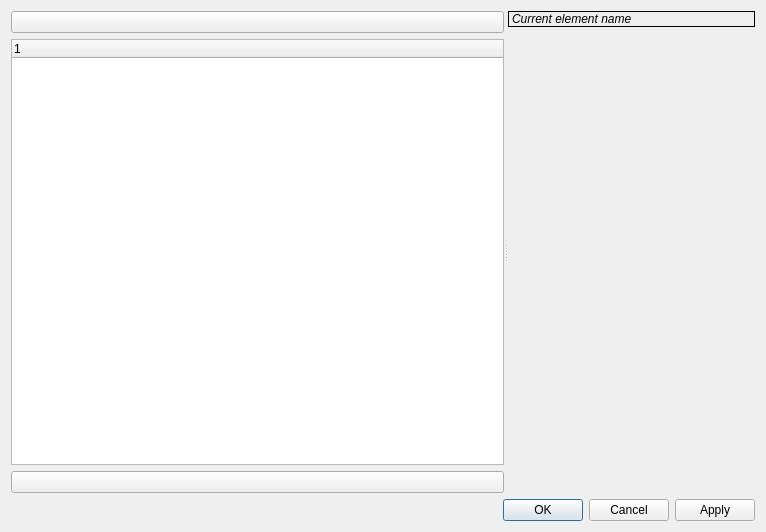
Above: src/ui/propertiesdialog.ui from canorusmusic/canorus before the change. Below: the same form after it.
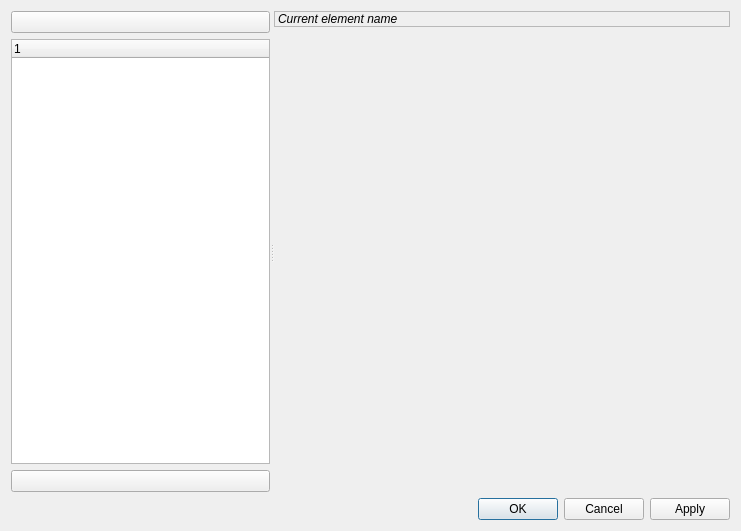
That is the form after the change. Icons and pictures are not drawn.

Commit message: Fixed properties dialog layout.

```diff
--- a/src/ui/propertiesdialog.ui
+++ b/src/ui/propertiesdialog.ui
@@ -6,20 +6,30 @@
    <rect>
     <x>0</x>
     <y>0</y>
-    <width>766</width>
-    <height>532</height>
+    <width>741</width>
+    <height>531</height>
    </rect>
   </property>
   <property name="windowTitle">
    <string>Properties</string>
   </property>
   <layout class="QGridLayout" name="gridLayout">
-   <item row="0" column="0">
+   <item row="2" column="0">
+    <widget class="QDialogButtonBox" name="uiButtonBox">
+     <property name="orientation">
+      <enum>Qt::Horizontal</enum>
+     </property>
+     <property name="standardButtons">
+      <set>QDialogButtonBox::Apply|QDialogButtonBox::Cancel|QDialogButtonBox::Ok</set>
+     </property>
+    </widget>
+   </item>
+   <item row="1" column="0">
     <widget class="QSplitter" name="splitter">
      <property name="orientation">
       <enum>Qt::Horizontal</enum>
      </property>
-     <widget class="QWidget" name="">
+     <widget class="QWidget" name="layoutWidget">
       <layout class="QVBoxLayout">
        <property name="spacing">
         <number>6</number>
@@ -37,12 +47,6 @@
        </item>
        <item>
         <widget class="QTreeWidget" name="uiDocumentTree">
-         <property name="sizePolicy">
-          <sizepolicy hsizetype="Preferred" vsizetype="Expanding">
-           <horstretch>0</horstretch>
-           <verstretch>0</verstretch>
-          </sizepolicy>
-         </property>
          <property name="columnCount">
           <number>1</number>
          </property>
@@ -66,7 +70,7 @@
        </item>
       </layout>
      </widget>
-     <widget class="QWidget" name="">
+     <widget class="QWidget" name="layoutWidget">
       <layout class="QVBoxLayout">
        <property name="spacing">
         <number>2</number>
@@ -87,7 +91,7 @@
           </font>
          </property>
          <property name="frameShape">
-          <enum>QFrame::Box</enum>
+          <enum>QFrame::StyledPanel</enum>
          </property>
          <property name="frameShadow">
           <enum>QFrame::Plain</enum>
@@ -100,27 +104,23 @@
        <item>
         <widget class="QStackedWidget" name="uiPropertiesWidget">
          <property name="sizePolicy">
-          <sizepolicy hsizetype="Expanding" vsizetype="Preferred">
+          <sizepolicy hsizetype="Minimum" vsizetype="Preferred">
            <horstretch>0</horstretch>
            <verstretch>0</verstretch>
           </sizepolicy>
          </property>
+         <property name="minimumSize">
+          <size>
+           <width>450</width>
+           <height>0</height>
+          </size>
+         </property>
         </widget>
        </item>
       </layout>
      </widget>
     </widget>
    </item>
-   <item row="1" column="0">
-    <widget class="QDialogButtonBox" name="uiButtonBox">
-     <property name="orientation">
-      <enum>Qt::Horizontal</enum>
-     </property>
-     <property name="standardButtons">
-      <set>QDialogButtonBox::Apply|QDialogButtonBox::Cancel|QDialogButtonBox::Ok</set>
-     </property>
-    </widget>
-   </item>
   </layout>
  </widget>
  <resources/>
```
The commit also changes 3 other files.
